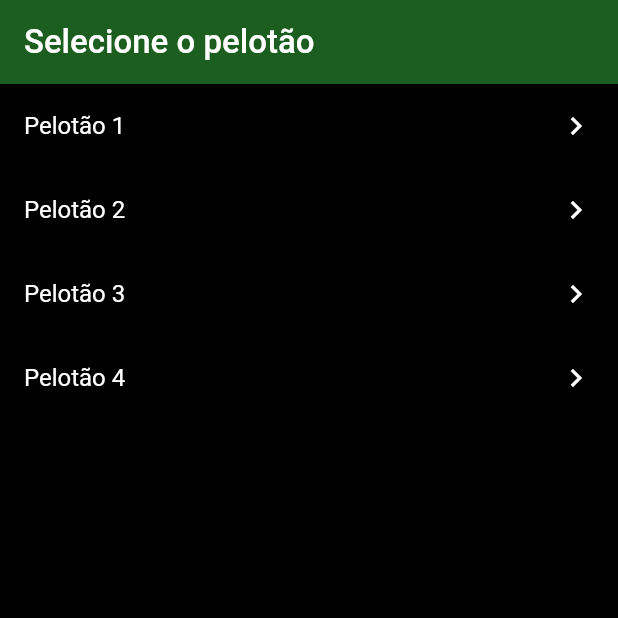
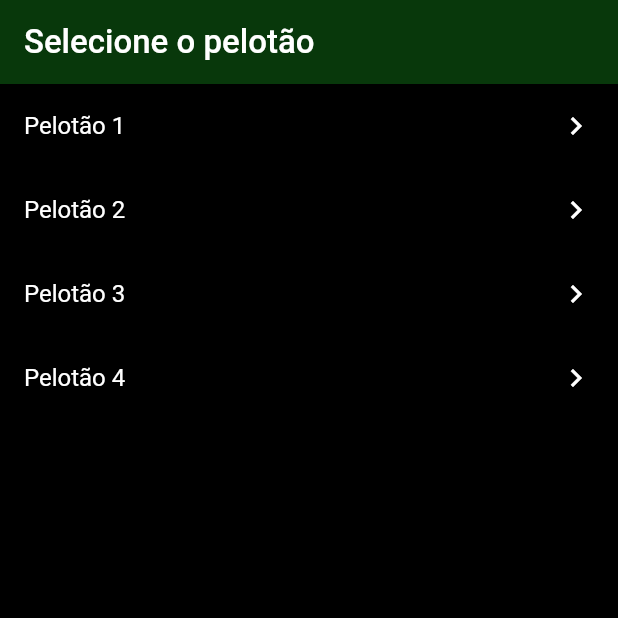
Before and after one commit to MatheusAmaros/tg-app, a Flutter app: the screen it shows after launch, on a phone screen of 412 x 824 dp, the top half of it. Run offline on Flutter 3.47's test engine with Material 2 defaults, Android fonts, the phone set to English and light mode, and no system bars; our stand-ins replace cloud_firestore, firebase_auth, firebase_core, google_fonts, mask_text_input_formatter; missing offline and left inert: dart:html; accounts and stored records are empty; Roboto replaces fonts that are missing (Poppins).

Commit message:
Alteração da cor e do texto da AppBar

```diff
--- a/lib/view/chamadaPelotao.view.dart
+++ b/lib/view/chamadaPelotao.view.dart
@@ -9,7 +9,7 @@ class ChamadaPelotaoView extends StatelessWidget {
     return Scaffold(
       backgroundColor: Colors.black,
       appBar: AppBar(
-        backgroundColor: Colors.green[900],
+        backgroundColor: Color.fromARGB(255, 8, 56, 11),
         automaticallyImplyLeading: false,
         title: Text(
           'Selecione o pelotão',
```
Also changed, not shown: lib/view/chamada.view.dart (+5 -4 lines).
